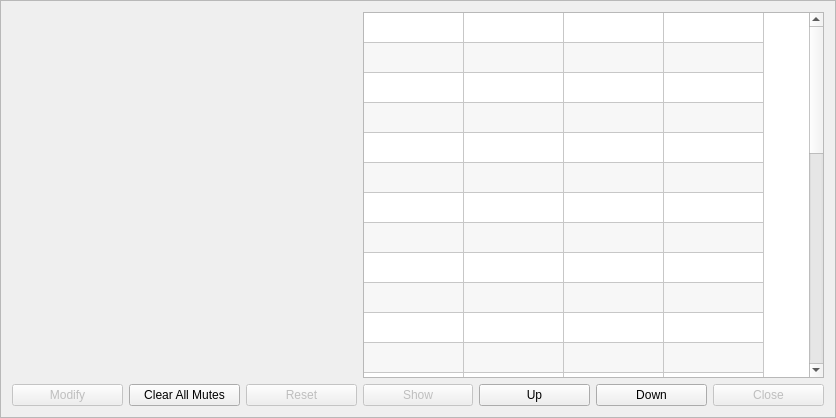
Qt form seq_qt5/forms/qmutemaster.ui (ahlstromcj/seq66) before a commit.
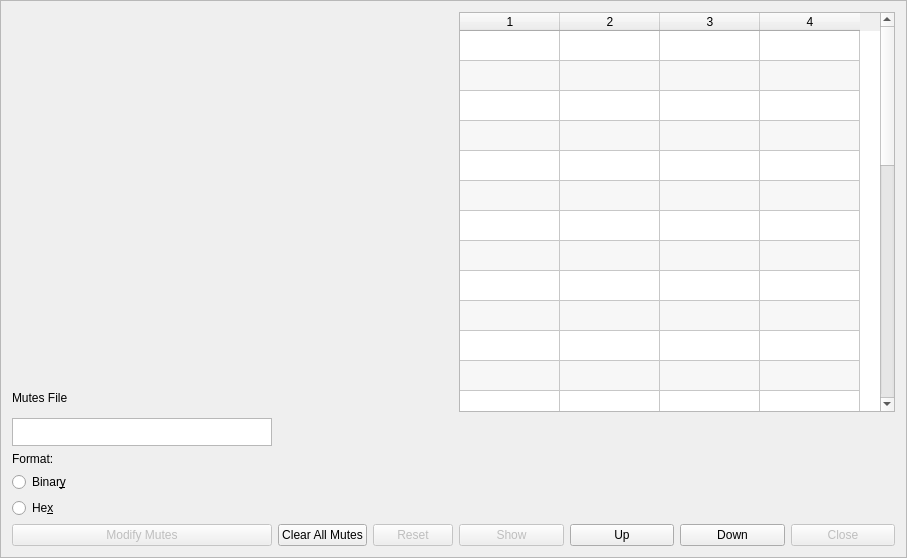
The same form after that commit.

Commit message: Tweaking mutes master UI.

```diff
--- a/seq_qt5/forms/qmutemaster.ui
+++ b/seq_qt5/forms/qmutemaster.ui
@@ -6,8 +6,8 @@
    <rect>
     <x>0</x>
     <y>0</y>
-    <width>836</width>
-    <height>418</height>
+    <width>902</width>
+    <height>476</height>
    </rect>
   </property>
   <property name="windowTitle">
@@ -31,6 +31,12 @@
    </item>
    <item row="0" column="3" rowspan="2" colspan="4">
     <widget class="QTableWidget" name="m_group_table">
+     <property name="minimumSize">
+      <size>
+       <width>436</width>
+       <height>400</height>
+      </size>
+     </property>
      <property name="alternatingRowColors">
       <bool>true</bool>
      </property>
@@ -41,7 +47,7 @@
       <number>4</number>
      </property>
      <attribute name="horizontalHeaderVisible">
-      <bool>false</bool>
+      <bool>true</bool>
      </attribute>
      <attribute name="verticalHeaderVisible">
       <bool>false</bool>
@@ -84,37 +90,14 @@
      <column/>
     </widget>
    </item>
-   <item row="1" column="0" colspan="3">
-    <layout class="QGridLayout" name="extraGridLayout"/>
-   </item>
-   <item row="2" column="0">
-    <widget class="QPushButton" name="m_button_modify">
-     <property name="enabled">
-      <bool>false</bool>
-     </property>
+   <item row="3" column="0">
+    <widget class="QLabel" name="label_2">
      <property name="text">
-      <string>Modify</string>
+      <string>Format:</string>
      </property>
     </widget>
    </item>
-   <item row="2" column="1">
-    <widget class="QPushButton" name="m_button_clear_all">
-     <property name="text">
-      <string>Clear All Mutes</string>
-     </property>
-    </widget>
-   </item>
-   <item row="2" column="2">
-    <widget class="QPushButton" name="m_button_reset">
-     <property name="enabled">
-      <bool>false</bool>
-     </property>
-     <property name="text">
-      <string>Reset</string>
-     </property>
-    </widget>
-   </item>
-   <item row="2" column="3">
+   <item row="6" column="3">
     <widget class="QPushButton" name="m_button_show">
      <property name="enabled">
       <bool>false</bool>
@@ -127,7 +110,7 @@
      </property>
     </widget>
    </item>
-   <item row="2" column="4">
+   <item row="6" column="4">
     <widget class="QPushButton" name="m_button_up">
      <property name="toolTip">
       <string>Move the selected set up in the list.</string>
@@ -137,7 +120,17 @@
      </property>
     </widget>
    </item>
-   <item row="2" column="5">
+   <item row="6" column="0">
+    <widget class="QPushButton" name="m_button_modify">
+     <property name="enabled">
+      <bool>false</bool>
+     </property>
+     <property name="text">
+      <string>Modify Mutes</string>
+     </property>
+    </widget>
+   </item>
+   <item row="6" column="5">
     <widget class="QPushButton" name="m_button_down">
      <property name="toolTip">
       <string>Move to the next mute group.</string>
@@ -147,7 +140,56 @@
      </property>
     </widget>
    </item>
-   <item row="2" column="6">
+   <item row="6" column="2">
+    <widget class="QPushButton" name="m_button_reset">
+     <property name="enabled">
+      <bool>false</bool>
+     </property>
+     <property name="text">
+      <string>Reset</string>
+     </property>
+    </widget>
+   </item>
+   <item row="0" column="0" colspan="3">
+    <layout class="QGridLayout" name="setGridLayout">
+     <property name="sizeConstraint">
+      <enum>QLayout::SetDefaultConstraint</enum>
+     </property>
+    </layout>
+   </item>
+   <item row="1" column="0">
+    <widget class="QLabel" name="label">
+     <property name="sizePolicy">
+      <sizepolicy hsizetype="Minimum" vsizetype="Minimum">
+       <horstretch>0</horstretch>
+       <verstretch>0</verstretch>
+      </sizepolicy>
+     </property>
+     <property name="minimumSize">
+      <size>
+       <width>64</width>
+       <height>32</height>
+      </size>
+     </property>
+     <property name="maximumSize">
+      <size>
+       <width>64</width>
+       <height>28</height>
+      </size>
+     </property>
+     <property name="text">
+      <string>Mutes File</string>
+     </property>
+    </widget>
+   </item>
+   <item row="6" column="1">
+    <widget class="QPushButton" name="m_button_clear_all">
+     <property name="text">
+      <string>Clear All Mutes</string>
+     </property>
+    </widget>
+   </item>
+   <item row="6" column="6">
     <widget class="QPushButton" name="m_button_close">
      <property name="enabled">
       <bool>false</bool>
@@ -160,6 +202,48 @@
      </property>
     </widget>
    </item>
+   <item row="4" column="0">
+    <widget class="QRadioButton" name="m_radio_binary">
+     <property name="maximumSize">
+      <size>
+       <width>100</width>
+       <height>16777215</height>
+      </size>
+     </property>
+     <property name="text">
+      <string>Binar&amp;y</string>
+     </property>
+    </widget>
+   </item>
+   <item row="5" column="0">
+    <widget class="QRadioButton" name="radioButton_2">
+     <property name="text">
+      <string>He&amp;x</string>
+     </property>
+    </widget>
+   </item>
+   <item row="2" column="0">
+    <widget class="QPlainTextEdit" name="m_mute_basename">
+     <property name="sizePolicy">
+      <sizepolicy hsizetype="MinimumExpanding" vsizetype="MinimumExpanding">
+       <horstretch>0</horstretch>
+       <verstretch>0</verstretch>
+      </sizepolicy>
+     </property>
+     <property name="minimumSize">
+      <size>
+       <width>260</width>
+       <height>0</height>
+      </size>
+     </property>
+     <property name="maximumSize">
+      <size>
+       <width>280</width>
+       <height>28</height>
+      </size>
+     </property>
+    </widget>
+   </item>
   </layout>
  </widget>
  <resources/>
```
Left out of the diff: 3 changed lines with no effect on the pictures. The commit also changes 1 other file.
